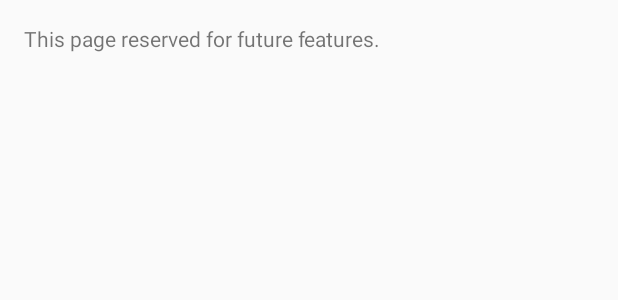
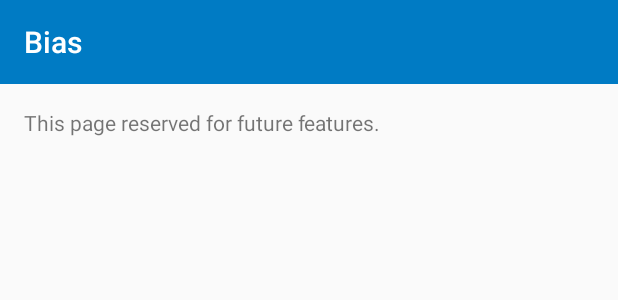
Before and after one commit to Jenuma/bias, an Android app: the layout activity_main.xml on its own in the app's theme, with its tools: preview values and no code run, on a phone screen of 412 x 824 dp. Shown: the top 300 px of the screen. Run offline under Robolectric (Android 15) with nearby library versions, the phone set to English and light mode, and no system bars.

Commit message:
:key: Added basic navigation drawer
- Added mikepenz's `MaterialDrawer` API
- Added empty navigation drawer to main activity

```diff
--- a/bias/build.gradle
+++ b/bias/build.gradle
@@ -36,6 +36,9 @@ dependencies {
     compile 'com.google.firebase:firebase-core:9.6.1'
     compile 'com.google.firebase:firebase-auth:9.6.1'
     compile 'com.google.firebase:firebase-database:9.6.1'
+    compile('com.mikepenz:materialdrawer:5.7.0@aar') {
+        transitive = true
+    }
     testCompile 'junit:junit:4.12'
 }
 
--- a/bias/src/main/res/layout/activity_main.xml
+++ b/bias/src/main/res/layout/activity_main.xml
@@ -2,20 +2,36 @@
 <RelativeLayout
     xmlns:android="http://schemas.android.com/apk/res/android"
     xmlns:tools="http://schemas.android.com/tools"
+    xmlns:app="http://schemas.android.com/apk/res-auto"
     android:id="@+id/activity_main"
+    android:layout_width="match_parent"
+    android:layout_height="match_parent"
+    tools:context="io.whitegoldlabs.bias.views.MainActivity">
+
+    <android.support.v7.widget.Toolbar
+        android:id="@+id/toolbar"
+        android:layout_width="match_parent"
+        android:layout_height="?attr/actionBarSize"
+        app:title="@string/app_name"
+        android:background="@color/colorPrimary"
+        app:theme="@style/ToolBarTheme"
+    />
+
+    <RelativeLayout
         android:layout_width="match_parent"
         android:layout_height="match_parent"
         android:paddingBottom="@dimen/activity_vertical_margin"
         android:paddingLeft="@dimen/activity_horizontal_margin"
         android:paddingRight="@dimen/activity_horizontal_margin"
         android:paddingTop="@dimen/activity_vertical_margin"
-    tools:context="io.whitegoldlabs.bias.views.MainActivity"
-    >
+        android:layout_below="@+id/toolbar">
 
         <TextView
             android:layout_width="wrap_content"
             android:layout_height="wrap_content"
             android:text="This page reserved for future features."
             android:id="@+id/txtReserved"
-    />
+            android:layout_alignParentTop="true"
+            android:layout_alignParentStart="true" />
     </RelativeLayout>
+</RelativeLayout>
--- a/bias/src/main/res/values/styles.xml
+++ b/bias/src/main/res/values/styles.xml
@@ -1,9 +1,14 @@
 <resources>
 
-    <style name="AppTheme" parent="Theme.AppCompat.Light.DarkActionBar">
+    <style name="AppTheme" parent="Theme.AppCompat.Light.NoActionBar">
         <item name="colorPrimary">@color/colorPrimary</item>
         <item name="colorPrimaryDark">@color/colorPrimaryDark</item>
         <item name="colorAccent">@color/colorAccent</item>
+    </style>
+
+    <style name="ToolBarTheme" parent="Base.ThemeOverlay.AppCompat.Dark">
+        <item name="android:textColorPrimary">@color/colorWhite</item>
+        <item name="actionMenuTextColor">@color/colorWhite</item>
     </style>
 
     <style name="ButtonTheme">
```
Also changed, not shown: bias/src/main/java/io/whitegoldlabs/bias/views/MainActivity.java (+31 -0 lines). Lines whose indentation alone changed are shown as unchanged.
